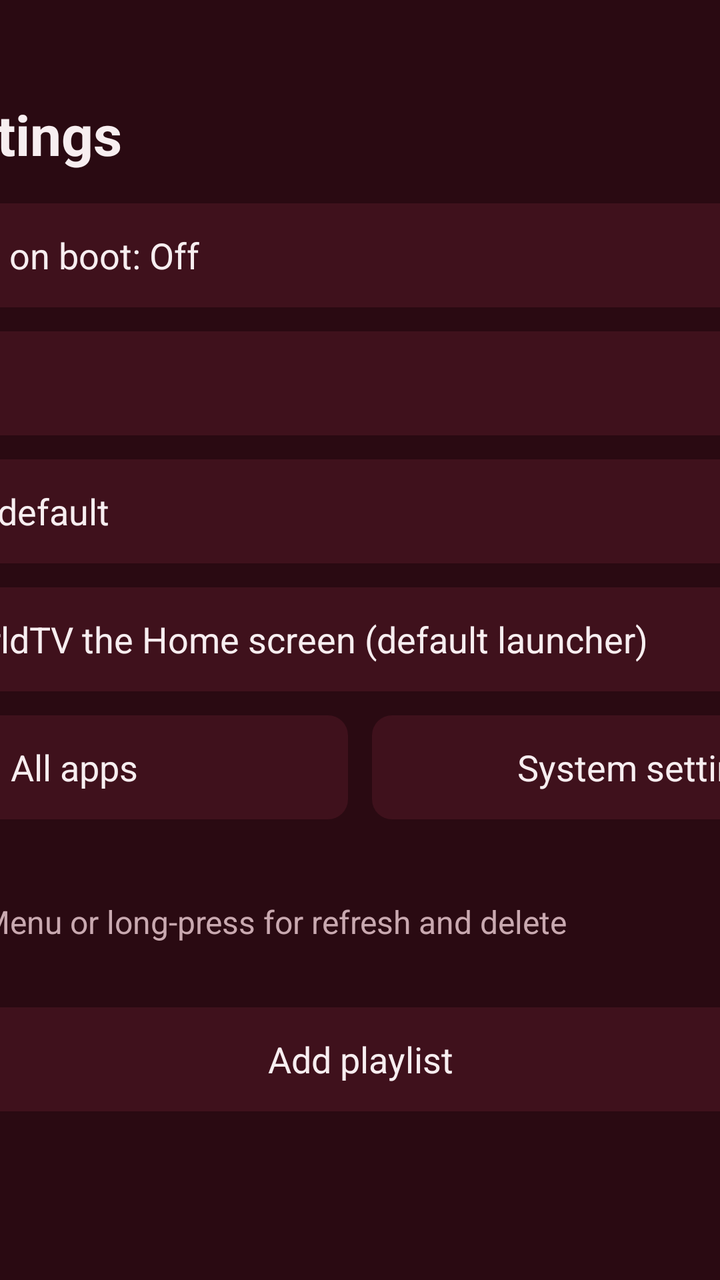
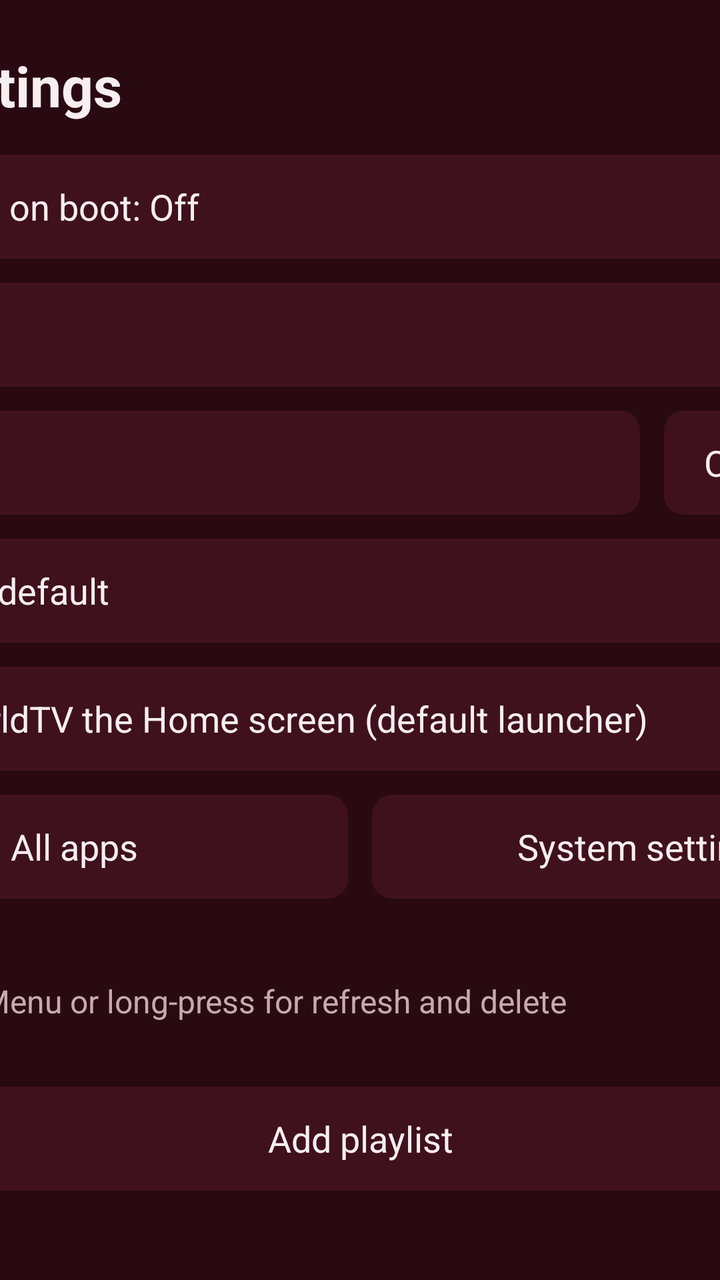

Before-and-after screenshots of an Android layout around one commit, followed by the original layout XML and the change that was made.
<!-- AndroidManifest.xml: application theme Theme.IptvPlayer -->
<!-- res/layout/screen_playlists.xml -->
<?xml version="1.0" encoding="utf-8"?>
<FrameLayout xmlns:android="http://schemas.android.com/apk/res/android"
    android:layout_width="match_parent"
    android:layout_height="match_parent">

    
    <ScrollView
        android:layout_width="560dp"
        android:layout_height="wrap_content"
        android:layout_gravity="center"
        android:paddingTop="24dp"
        android:paddingBottom="24dp"
        android:clipToPadding="false"
        android:scrollbars="none">

    <LinearLayout
        android:layout_width="match_parent"
        android:layout_height="wrap_content"
        android:orientation="vertical">

        <TextView
            style="@style/Text.Title"
            android:layout_width="wrap_content"
            android:layout_height="wrap_content"
            android:text="@string/settings" />

        <TextView
            android:id="@+id/auto_start"
            style="@style/TileButton"
            android:layout_width="match_parent"
            android:layout_marginTop="16dp"
            android:gravity="center_vertical|start"
            android:text="@string/auto_start_off" />

        <TextView
            android:id="@+id/auto_start_status"
            style="@style/Text.Secondary"
            android:layout_width="match_parent"
            android:layout_height="wrap_content"
            android:layout_marginTop="6dp"
            android:textSize="14sp"
            android:visibility="gone" />

        
        <TextView
            android:id="@+id/slot_count"
            style="@style/TileButton"
            android:layout_width="match_parent"
            android:layout_marginTop="12dp"
            android:gravity="center_vertical|start" />

        
        <TextView
            android:id="@+id/dns"
            style="@style/TileButton"
            android:layout_width="match_parent"
            android:layout_marginTop="12dp"
            android:gravity="center_vertical|start"
            android:text="@string/dns_system" />

        
        <TextView
            android:id="@+id/default_home"
            style="@style/TileButton"
            android:layout_width="match_parent"
            android:layout_marginTop="12dp"
            android:gravity="center_vertical|start"
            android:text="@string/home_make_default" />

        
        <LinearLayout
            android:layout_width="match_parent"
            android:layout_height="wrap_content"
            android:layout_marginTop="12dp"
            android:orientation="horizontal">

            <TextView
                android:id="@+id/all_apps"
                style="@style/TileButton"
                android:layout_width="0dp"
                android:layout_weight="1"
                android:text="@string/all_apps" />

            <TextView
                android:id="@+id/android_settings"
                style="@style/TileButton"
                android:layout_width="0dp"
                android:layout_marginStart="12dp"
                android:layout_weight="1"
                android:text="@string/android_settings" />
        </LinearLayout>

        <TextView
            style="@style/Text.Body"
            android:layout_width="wrap_content"
            android:layout_height="wrap_content"
            android:layout_marginTop="12dp"
            android:text="@string/playlists"
            android:textStyle="bold" />

        <TextView
            style="@style/Text.Secondary"
            android:layout_width="wrap_content"
            android:layout_height="wrap_content"
            android:layout_marginTop="4dp"
            android:text="OK to open · Menu or long-press for refresh and delete" />

        <LinearLayout
            android:id="@+id/list"
            android:layout_width="match_parent"
            android:layout_height="wrap_content"
            android:layout_marginTop="16dp"
            android:orientation="vertical" />

        <TextView
            android:id="@+id/add"
            style="@style/TileButton"
            android:layout_width="match_parent"
            android:layout_marginTop="16dp"
            android:text="@string/add_playlist" />

        <LinearLayout
            android:layout_width="match_parent"
            android:layout_height="wrap_content"
            android:layout_marginTop="12dp"
            android:gravity="center_vertical"
            android:minHeight="24dp"
            android:orientation="horizontal">

            
            <io.github.sardinemehico.iptvplayer.ui.LoadingDots
                android:id="@+id/busy"
                android:layout_width="40dp"
                android:layout_height="10dp"
                android:layout_marginEnd="12dp"
                android:visibility="gone" />

            <TextView
                android:id="@+id/message"
                style="@style/Text.Secondary"
                android:layout_width="0dp"
                android:layout_height="wrap_content"
                android:layout_weight="1" />
        </LinearLayout>
    </LinearLayout>
    </ScrollView>
</FrameLayout>
<!-- resources referenced by this layout -->
<resources>
  <string name="add_playlist">Add playlist</string>
  <string name="all_apps">All apps</string>
  <string name="android_settings">System settings</string>
  <string name="auto_start_off">Auto-start on boot: Off</string>
  <string name="dns_system">DNS: Box default</string>
  <string name="home_make_default">Make WorldTV the Home screen (default launcher)</string>
  <string name="playlists">Playlists</string>
  <string name="settings">App Settings</string>
  <style name="Text.Body" parent="">
          <item name="android:textColor">@color/text_primary</item>
          <item name="android:textSize">18sp</item>
      </style>
  <style name="Text.Secondary" parent="">
          <item name="android:textColor">@color/text_secondary</item>
          <item name="android:textSize">16sp</item>
      </style>
  <style name="Text.Title" parent="">
          <item name="android:textColor">@color/text_primary</item>
          <item name="android:textSize">28sp</item>
          <item name="android:textStyle">bold</item>
      </style>
  <style name="TileButton" parent="">
          <item name="android:layout_height">52dp</item>
          <item name="android:background">@drawable/bg_tile</item>
          <item name="android:focusable">true</item>
          <item name="android:gravity">center</item>
          <item name="android:paddingStart">20dp</item>
          <item name="android:paddingEnd">20dp</item>
          <item name="android:textColor">@color/text_primary</item>
          <item name="android:textSize">18sp</item>
          <item name="android:stateListAnimator">@null</item>
      </style>
  <style name="Theme.IptvPlayer" parent="android:Theme.Material.NoActionBar.Fullscreen">
          <item name="android:windowBackground">@color/background</item>
          <item name="android:colorBackground">@color/background</item>
          <item name="android:colorAccent">@color/accent</item>
          <item name="android:windowContentOverlay">@null</item>
      </style>
  <color name="text_primary">#FFF7EEF0</color>
  <color name="text_secondary">#FFC9A9B0</color>
  <!-- drawable bg_tile (drawable) -->
  <?xml version="1.0" encoding="utf-8"?>
  <selector xmlns:android="http://schemas.android.com/apk/res/android">
      <item android:state_focused="true">
          <shape android:shape="rectangle">
              <solid android:color="@color/accent" />
              <corners android:radius="10dp" />
          </shape>
      </item>
      
      <item android:state_activated="true">
          <shape android:shape="rectangle">
              <solid android:color="@color/surface_active" />
              <corners android:radius="10dp" />
          </shape>
      </item>
      <item>
          <shape android:shape="rectangle">
              <solid android:color="@color/surface" />
              <corners android:radius="10dp" />
          </shape>
      </item>
  </selector>
  <color name="background">#FF2A0A12</color>
  <color name="accent">#FFB0243F</color>
  <color name="surface_active">#FF5E1A2A</color>
  <color name="surface">#FF3F111C</color>
</resources>

<!-- the commit's change to res/layout/screen_playlists.xml (unified diff, before → after) -->
@@ -48,6 +48,28 @@
             android:layout_width="match_parent"
             android:layout_marginTop="12dp"
             android:gravity="center_vertical|start" />
+
+        
+        <LinearLayout
+            android:layout_width="match_parent"
+            android:layout_height="wrap_content"
+            android:layout_marginTop="12dp"
+            android:orientation="horizontal">
+
+            <TextView
+                android:id="@+id/auto_update"
+                style="@style/TileButton"
+                android:layout_width="0dp"
+                android:layout_weight="1"
+                android:gravity="center_vertical|start" />
+
+            <TextView
+                android:id="@+id/check_update"
+                style="@style/TileButton"
+                android:layout_width="wrap_content"
+                android:layout_marginStart="12dp"
+                android:text="@string/update_check_now" />
+        </LinearLayout>
 
         
         <TextView
<!-- resource entries referenced after the edit -->
@@ -8,6 +8,7 @@
   <string name="home_make_default">Make WorldTV the Home screen (default launcher)</string>
   <string name="playlists">Playlists</string>
   <string name="settings">App Settings</string>
+  <string name="update_check_now">Check now</string>
   <style name="Text.Body" parent="">
           <item name="android:textColor">@color/text_primary</item>
           <item name="android:textSize">18sp</item>
